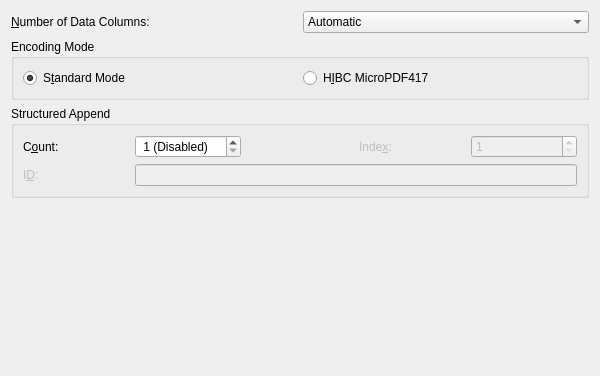
Above: frontend_qt/grpMicroPDF.ui from zint/zint before the change. Below: the same form after it.
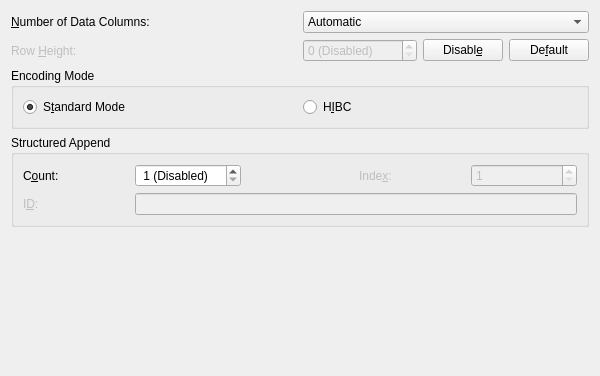
That is the form after the change.

Commit message: Add HEIGHTPERROW_MODE_input mode flag (#204) backend_qt: add encodedWidth, encodedRows DBAR_EXPSTK: add max rows option (option_3) CODE16K/CODE49: add min rows option (option_1) GUI: HIBC xxx -> HIBC

The edit to the form file:
```diff
--- a/frontend_qt/grpMicroPDF.ui
+++ b/frontend_qt/grpMicroPDF.ui
@@ -19,9 +19,9 @@
   <property name="windowTitle">
    <string>Form</string>
   </property>
-  <layout class="QVBoxLayout" name="verticalLayout">
+  <layout class="QVBoxLayout" name="verticalLayoutMPDF">
    <item>
-    <layout class="QGridLayout" name="gridLayout">
+    <layout class="QGridLayout" name="gridLayoutMPDF">
      <item row="0" column="0">
       <widget class="QLabel" name="lblMPDFCols">
        <property name="text">
@@ -38,7 +38,7 @@
        </property>
       </widget>
      </item>
-     <item row="0" column="2">
+     <item row="0" column="1">
       <widget class="QComboBox" name="cmbMPDFCols">
        <property name="toolTip">
         <string>Set number of data characters in a row</string>
@@ -70,6 +70,124 @@
        </item>
       </widget>
      </item>
+     <item row="1" column="0">
+      <widget class="QLabel" name="lblMPDFHeightPerRow">
+       <property name="enabled">
+        <bool>false</bool>
+       </property>
+       <property name="toolTip">
+        <string>Height per row in X-dimensions
+Only available if &quot;Automatic Height&quot; in
+the Appearance tab is not checked
+(ignored if disabled)</string>
+       </property>
+       <property name="text">
+        <string>Row &amp;Height:</string>
+       </property>
+       <property name="alignment">
+        <set>Qt::AlignLeading|Qt::AlignLeft|Qt::AlignVCenter</set>
+       </property>
+       <property name="buddy">
+        <cstring>spnMPDFHeightPerRow</cstring>
+       </property>
+      </widget>
+     </item>
+     <item row="1" column="1">
+      <layout class="QHBoxLayout" name="horzLayoutMPDFHeightPerRow">
+       <item>
+        <widget class="QDoubleSpinBox" name="spnMPDFHeightPerRow">
+         <property name="enabled">
+          <bool>false</bool>
+         </property>
+         <property name="toolTip">
+          <string>Height per row in X-dimensions
+Only available if &quot;Automatic Height&quot; in
+the Appearance tab is not checked
+(ignored if disabled)</string>
+         </property>
+         <property name="accelerated">
+          <bool>true</bool>
+         </property>
+         <property name="prefix">
+          <string/>
+         </property>
+         <property name="suffix">
+          <string> X</string>
+         </property>
+         <property name="decimals">
+          <number>3</number>
+         </property>
+         <property name="minimum">
+          <double>0</double>
+         </property>
+         <property name="maximum">
+          <double>2000.000000000000000</double>
+         </property>
+         <property name="singleStep">
+          <double>0.100000000000000</double>
+         </property>
+         <property name="value">
+          <double>0</double>
+         </property>
+         <property name="specialValueText">
+          <string>0 (Disabled)</string>
+         </property>
+         <property name="sizePolicy">
+          <sizepolicy hsizetype="Minimum" vsizetype="Fixed">
+           <horstretch>2</horstretch>
+           <verstretch>0</verstretch>
+          </sizepolicy>
+         </property>
+        </widget>
+       </item>
+       <item>
+        <widget class="QPushButton" name="btnMPDFHeightPerRowDisable">
+         <property name="toolTip">
+          <string>Set height per row to 0
+(&quot;Height&quot; in the Appearance
+tab will be re-enabled)</string>
+         </property>
+         <property name="text">
+          <string>Disabl&amp;e</string>
+         </property>
+         <property name="sizePolicy">
+          <sizepolicy hsizetype="Preferred" vsizetype="Fixed">
+           <horstretch>1</horstretch>
+           <verstretch>0</verstretch>
+          </sizepolicy>
+         </property>
+         <property name="sizeHint" stdset="0">
+          <size>
+           <width>30</width>
+           <height>20</height>
+          </size>
+         </property>
+        </widget>
+       </item>
+       <item>
+        <widget class="QPushButton" name="btnMPDFHeightPerRowDefault">
+         <property name="toolTip">
+          <string>Set height per row to default value</string>
+         </property>
+         <property name="text">
+          <string>De&amp;fault</string>
+         </property>
+         <property name="sizePolicy">
+          <sizepolicy hsizetype="Preferred" vsizetype="Fixed">
+           <horstretch>1</horstretch>
+           <verstretch>0</verstretch>
+          </sizepolicy>
+         </property>
+         <property name="sizeHint" stdset="0">
+          <size>
+           <width>30</width>
+           <height>20</height>
+          </size>
+         </property>
+        </widget>
+       </item>
+      </layout>
+     </item>
     </layout>
    </item>
    <item>
@@ -100,7 +218,7 @@
       <item row="0" column="1">
        <widget class="QRadioButton" name="radMPDFHIBC">
         <property name="text">
-         <string>H&amp;IBC MicroPDF417</string>
+         <string>H&amp;IBC</string>
         </property>
         <property name="toolTip">
          <string>Process data as a Health Industry Barcode (HIBC)
@@ -163,7 +281,7 @@
        </widget>
       </item>
       <item row="0" column="2">
-       <spacer name="horizontalSpacerPDFStructApp">
+       <spacer name="horizontalSpacerMPDFStructApp">
         <property name="orientation">
          <enum>Qt::Horizontal</enum>
         </property>
@@ -253,7 +371,7 @@
     </widget>
    </item>
    <item>
-    <spacer name="verticalSpacer">
+    <spacer name="verticalSpacerMPDF">
      <property name="orientation">
       <enum>Qt::Vertical</enum>
      </property>
```
The commit also changes 35 other files.
